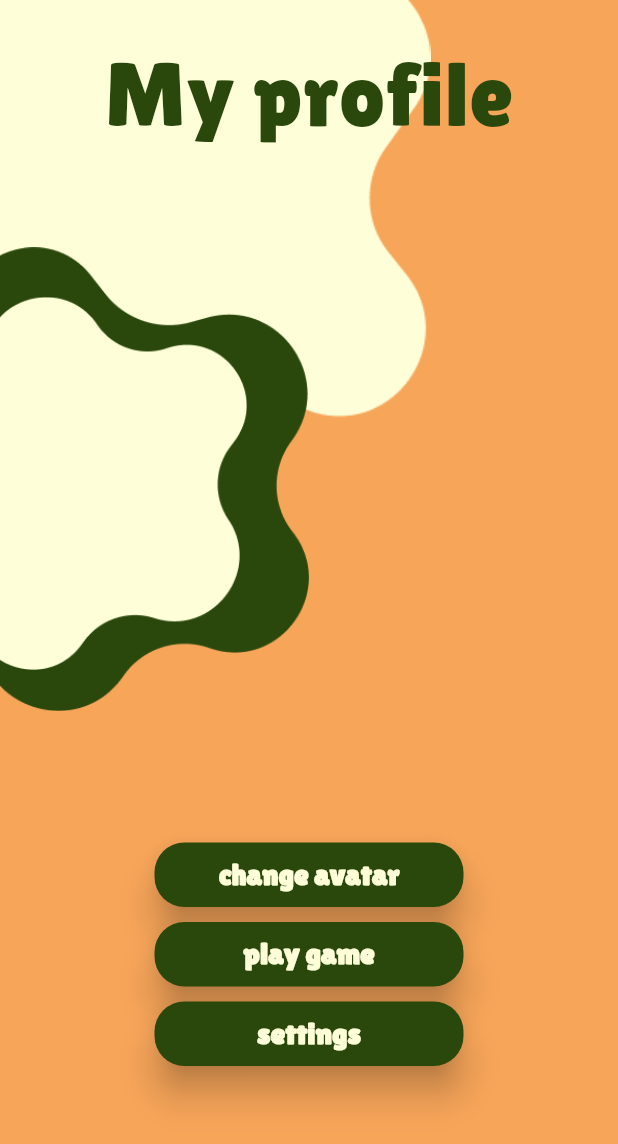
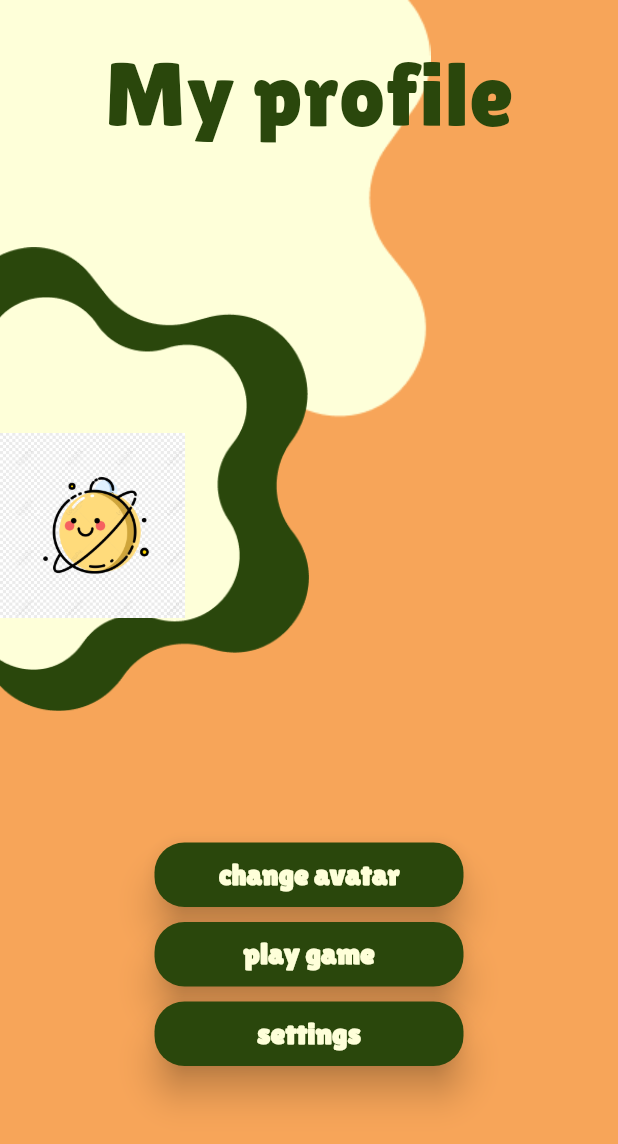
Before and after one commit to amela-akija/animattio_mobile_app, a Flutter app: the AvatarPage screen opened directly, after a tap on "Choose", on a phone screen of 412 x 824 dp. Shown: the top 1144 px of the screen. Run offline on Flutter 3.47's test engine with Material 3 defaults, Android fonts, the phone set to English and light mode, and no system bars.

```diff
--- a/lib/avatar_page.dart
+++ b/lib/avatar_page.dart
@@ -15,6 +15,7 @@ class _ChosenAvatarState extends State<AvatarPage> {
     // TODO: Create custom avatars
   ];
   int currentAvatar = 0;
+
 
   void _showPreviousAvatar() {
     setState(() {
@@ -34,6 +35,8 @@ class _ChosenAvatarState extends State<AvatarPage> {
     //Strings
     String pageTitle = "Choose your avatar";
     String chooseButton = "Choose";
+    String avatar = listOfAvatars[currentAvatar];
+
 
     //Colors
     Color buttonColor = const Color(0xFF2A470C);
@@ -105,7 +108,7 @@ class _ChosenAvatarState extends State<AvatarPage> {
                       Navigator.of(context).push(
                           MaterialPageRoute(builder: (BuildContext context) {
                         return const UserPage();
-                      }));
+                      },));
                     },
                   ),
                 ),
@@ -166,9 +169,8 @@ class _ChosenAvatarState extends State<AvatarPage> {
                 onPressed: () {
                   Navigator.of(context).push(
                     MaterialPageRoute(
-                      builder: (BuildContext context) {
-                        return const UserPage();
-                      },
+                      builder: (context) => UserPage(userAvatar: avatar),
+
                     ),
                   );
                 },
--- a/lib/main.dart
+++ b/lib/main.dart
@@ -6,10 +6,11 @@
 //import 'package:animattio_mobile_app/main_page.dart';
 //import 'package:animattio_mobile_app/avatar_page.dart';
 //import 'package:animattio_mobile_app/theme_page.dart';
+import 'package:animattio_mobile_app/main_page.dart';
 import 'package:animattio_mobile_app/theme_page.dart';
+import 'package:animattio_mobile_app/user_page.dart';
 //import 'package:animattio_mobile_app/start_game_page.dart'
 //import 'package:animattio_mobile_app/mode_page.dart';
-//import 'package:animattio_mobile_app/user_page.dart';
 import 'package:flutter/material.dart';
 
 //import 'main_page.dart';
@@ -27,7 +28,7 @@ class MyApp extends StatelessWidget {
   Widget build(BuildContext context) {
     return const MaterialApp(
       debugShowCheckedModeBanner: false,
-      home:ThemePage(),
+      home:UserPage(),
     );
   }
 }
--- a/lib/user_page.dart
+++ b/lib/user_page.dart
@@ -3,7 +3,8 @@ import 'package:animattio_mobile_app/theme_page.dart';
 import 'package:flutter/material.dart';
 
 class UserPage extends StatelessWidget {
-  const UserPage({super.key});
+ final String? userAvatar;
+ const UserPage({super.key, this.userAvatar});
 
   @override
   Widget build(BuildContext context) {
@@ -13,10 +14,13 @@ class UserPage extends StatelessWidget {
     String gameButton = "play game";
     String settingsButton = "settings";
     String avatarButton = "change avatar";
+    String avatarMessage = "No avatar\n selected";
 
 
     //Colors
     Color pageColor = const Color(0xFFF7A559);
+        Color messageColor = const Color(0xFFF7A559);
+
     Color buttonColor = const Color(0xFF2A470C);
     Color fontColor = const Color(0xFFFEFFD9);
     Color titleColor = const Color(0xFF2A470C);
@@ -61,6 +65,40 @@ class UserPage extends StatelessWidget {
               alignment: Alignment.centerLeft,
               child: Image.asset(
                 'assets/user_page/star_user_1.png',
+              ),
+            ),
+          ),
+          //TODO: message when avatar not selected?
+
+          // if (userAvatar == null)
+          //   Positioned(
+          //      top: height * 0.35,
+          //      child:
+          //     Padding(
+          //     padding: const EdgeInsets.symmetric(horizontal: 20.0, vertical: 10.0),
+          //     child: Align(
+          //       alignment: Alignment.center,
+          //       child: Text(
+          //         avatarMessage,
+          //         textAlign: TextAlign.center,
+          //         style: TextStyle(
+          //           color: messageColor,
+          //           fontSize: 20,
+          //           fontFamily: 'Lilita One',
+          //         ),
+
+
+          //       ),
+          //     ),),
+          //   ),
+          if(userAvatar !=null)
+          Positioned(
+          left: 0,
+            top: height * 0.35,
+            width: width * 0.3,
+            child: Align(
+              alignment: Alignment.center,
+              child: Image.asset(userAvatar!, //null check operator
               ),
             ),
           ),
```
